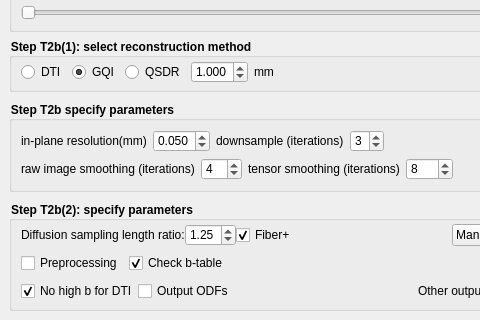
Old version of the form reconstruction/reconstruction_window.ui in the repository frankyeh/DSI-Studio; both pictures show x 0 to 480 and y 386 to 706 of the 848 by 706 pixel window.
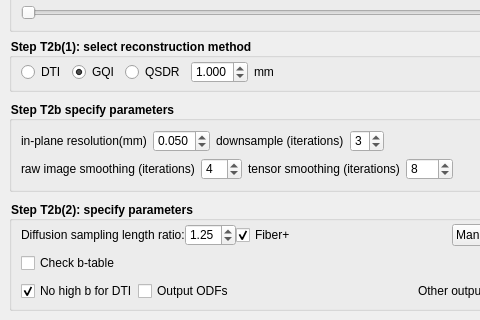
New version of the form. Icons and pictures are not drawn.

What changed in the file:
```diff
--- a/reconstruction/reconstruction_window.ui
+++ b/reconstruction/reconstruction_window.ui
@@ -968,13 +968,6 @@
                </item>
                <item>
                 <layout class="QHBoxLayout" name="horizontalLayout_4">
-                 <item>
-                  <widget class="QCheckBox" name="preprocessing">
-                   <property name="text">
-                    <string>Preprocessing</string>
-                   </property>
-                  </widget>
-                 </item>
                  <item>
                   <widget class="QCheckBox" name="check_btable">
                    <property name="statusTip">
@@ -984,7 +977,7 @@
                     <string>Check b-table</string>
                    </property>
                    <property name="checked">
-                    <bool>true</bool>
+                    <bool>false</bool>
                    </property>
                   </widget>
                  </item>
```
